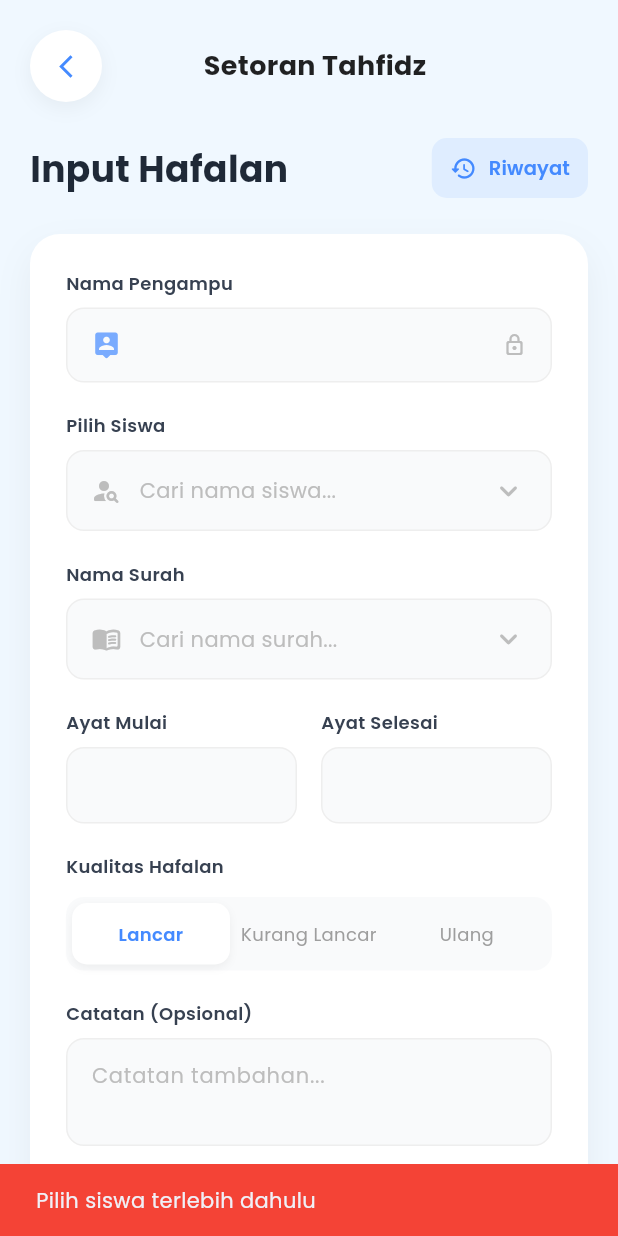
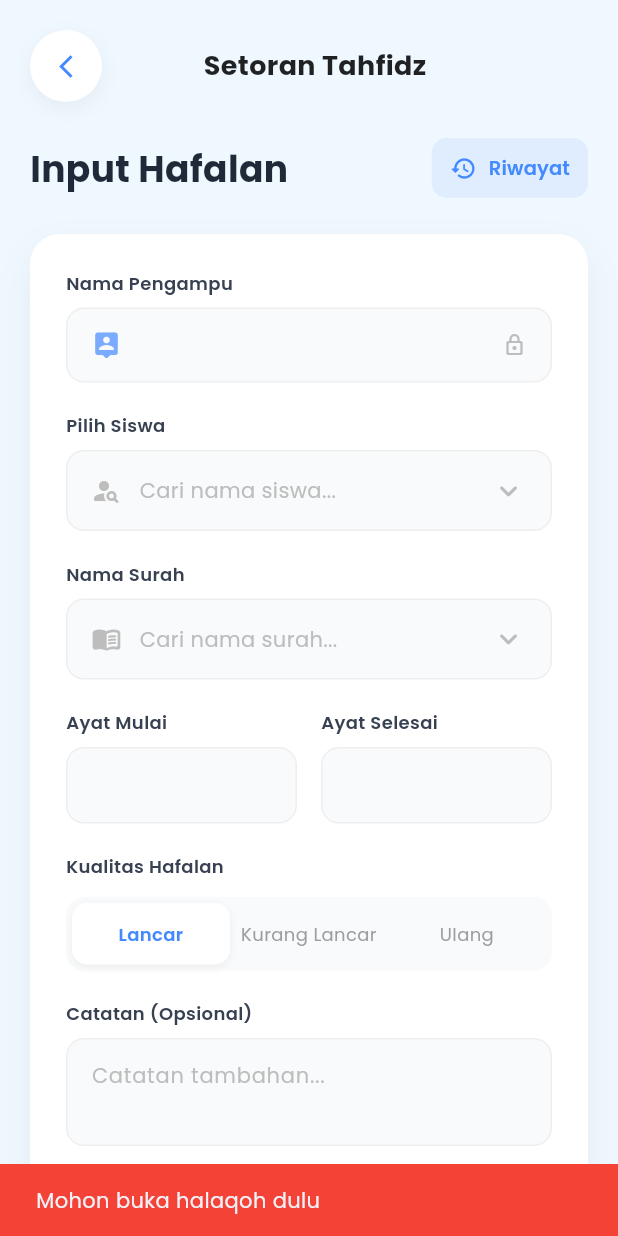
Before and after one commit to Amuchtaif/dashboard-yac-flutter, a Flutter app: the SetoranTahfidzScreen screen opened directly, after a tap on "Simpan Setoran", on a phone screen of 412 x 824 dp. Run offline on Flutter 3.47's test engine with Material 3 defaults, Android fonts, the phone set to English and light mode, and no system bars; our stand-ins replace cached_network_image, file_picker, firebase_core, firebase_messaging, flutter_compass, flutter_local_notifications and 12 more; missing offline and left inert: mobile_scanner; accounts and stored records are empty; network calls fail.

Commit message:
feat: implement Tahfidz module with provider, services, and dashboard integration

```diff
--- a/lib/config/api_config.dart
+++ b/lib/config/api_config.dart
@@ -1,5 +1,5 @@
 class ApiConfig {
-  static const String baseUrl = "https://demo.assunnahcirebon.com/api";
-  // static const String baseUrl =
-  //     "https://mucigenous-deniable-deshawn.ngrok-free.dev/dashboard-yac/api";
+  // static const String baseUrl = "https://demo.assunnahcirebon.com/api";
+  static const String baseUrl =
+      "https://mucigenous-deniable-deshawn.ngrok-free.dev/dashboard-yac/api";
 }
--- a/lib/providers/tahfidz_provider.dart
+++ b/lib/providers/tahfidz_provider.dart
@@ -9,10 +9,18 @@ class TahfidzProvider with ChangeNotifier {
   String? _teacherName;
   int? _teacherId;
 
+  // Status flags
+  bool _isHalaqohOpened = false;
+  bool _isAttendanceSubmitted = false;
+  String? _activeSession;
+
   List<dynamic> get myStudents => _myStudents;
   bool get isLoading => _isLoading;
   String? get teacherName => _teacherName;
   int? get teacherId => _teacherId;
+  bool get isHalaqohOpened => _isHalaqohOpened;
+  bool get isAttendanceSubmitted => _isAttendanceSubmitted;
+  String? get activeSession => _activeSession;
 
   Future<void> fetchMyStudents(int? teacherId, {String? teacherName}) async {
     _teacherId = teacherId;
@@ -22,6 +30,7 @@ class TahfidzProvider with ChangeNotifier {
 
     try {
       _myStudents = await _service.getMyStudents(teacherId);
+      await checkHalaqohStatus();
     } catch (e) {
       debugPrint("Error in TahfidzProvider: $e");
     } finally {
@@ -30,6 +39,44 @@ class TahfidzProvider with ChangeNotifier {
     }
   }
 
+  Future<void> checkHalaqohStatus() async {
+    if (_teacherId == null) return;
+
+    try {
+      final String today = DateTime.now().toIso8601String().split('T')[0];
+
+      // 1. Check if Halaqoh is opened (Teacher Check-in)
+      final history = await _service.getTeacherAttendanceHistory(
+        teacherId: _teacherId,
+        date: today,
+      );
+
+      final activeSession = history.firstWhere(
+        (h) => h['check_out_time'] == null || h['check_out_time'] == "",
+        orElse: () => null,
+      );
+
+      if (activeSession != null) {
+        _isHalaqohOpened = true;
+        _activeSession = activeSession['notes'] ?? 'Pagi';
+
+        // 2. Check if Student Attendance submitted for this session
+        final attendanceHistory = await _service.getStudentAttendanceHistory(
+          date: today,
+          session: _activeSession,
+        );
+        _isAttendanceSubmitted = attendanceHistory.isNotEmpty;
+      } else {
+        _isHalaqohOpened = false;
+        _isAttendanceSubmitted = false;
+        _activeSession = null;
+      }
+    } catch (e) {
+      debugPrint("Error checking halaqoh status in provider: $e");
+    }
+    notifyListeners();
+  }
+
   void setTeacherInfo(int? id, String? name) {
     _teacherId = id;
     _teacherName = name;
--- a/lib/screens/tahfidz/setoran_tahfidz_screen.dart
+++ b/lib/screens/tahfidz/setoran_tahfidz_screen.dart
@@ -84,6 +84,7 @@ class _SetoranTahfidzScreenState extends State<SetoranTahfidzScreen> {
         await provider.fetchMyStudents(teacherId, teacherName: teacherName);
       } else {
         provider.setTeacherInfo(teacherId, teacherName);
+        await provider.checkHalaqohStatus();
       }
 
       final surahs = await _quranService.getAllSurahs();
@@ -93,6 +94,23 @@ class _SetoranTahfidzScreenState extends State<SetoranTahfidzScreen> {
         _surahList = surahs;
         _filteredSurahs = _surahList;
       });
+
+      // Check restrictions (only for non-coordinator)
+      if (!_isKoordinator && (!provider.isHalaqohOpened || !provider.isAttendanceSubmitted)) {
+        if (!mounted) return;
+        ScaffoldMessenger.of(context).showSnackBar(
+          SnackBar(
+            content: Text(
+              !provider.isHalaqohOpened
+                  ? 'Mohon buka halaqoh dulu'
+                  : 'Mohon absen santri dulu',
+            ),
+            backgroundColor: Colors.orange,
+            behavior: SnackBarBehavior.floating,
+            duration: const Duration(seconds: 5),
+          ),
+        );
+      }
     } catch (e) {
       debugPrint("Error loading data: $e");
     } finally {
@@ -332,6 +350,16 @@ class _SetoranTahfidzScreenState extends State<SetoranTahfidzScreen> {
   }
 
   Future<void> _submitSetoran() async {
+    final provider = Provider.of<TahfidzProvider>(context, listen: false);
+    if (!_isKoordinator && (!provider.isHalaqohOpened || !provider.isAttendanceSubmitted)) {
+      _showError(
+        !provider.isHalaqohOpened
+            ? 'Mohon buka halaqoh dulu'
+            : 'Mohon absen santri dulu',
+      );
+      return;
+    }
+
     if (_selectedStudentId == null) {
       _showError('Pilih siswa terlebih dahulu');
       return;
@@ -343,7 +371,6 @@ class _SetoranTahfidzScreenState extends State<SetoranTahfidzScreen> {
 
     setState(() => _isSubmitting = true);
 
-    final provider = Provider.of<TahfidzProvider>(context, listen: false);
     final int? teacherId = provider.teacherId;
 
     final data = {
--- a/lib/services/dzikir_service.dart
+++ b/lib/services/dzikir_service.dart
@@ -1,13 +1,14 @@
 import 'dart:convert';
 import 'package:http/http.dart' as http;
+import '../config/api_config.dart';
 import '../models/dzikir_model.dart';
 
 class DzikirService {
-  static const String _baseUrl = 'https://muslim-api-three.vercel.app/v1';
+  static const String _baseUrl = ApiConfig.baseUrl;
 
   Future<List<DzikirModel>> getDzikir(String type) async {
     try {
-      final response = await http.get(Uri.parse('$_baseUrl/dzikir?type=$type'));
+      final response = await http.get(Uri.parse('$_baseUrl/dzikir/get_dzikir.php?type=$type'));
 
       if (response.statusCode == 200) {
         final Map<String, dynamic> data = json.decode(response.body);
--- a/lib/services/quran_service.dart
+++ b/lib/services/quran_service.dart
@@ -1,18 +1,18 @@
 import 'dart:convert';
 import 'package:http/http.dart' as http;
+import '../config/api_config.dart';
 import '../models/surah_model.dart';
 
 class QuranService {
-  static const String _baseUrl = 'https://equran.id/api/v2';
+  static const String _baseUrl = ApiConfig.baseUrl;
 
   Future<List<Surah>> getAllSurahs() async {
     try {
-      final response = await http.get(Uri.parse('$_baseUrl/surat'));
+      final response = await http.get(Uri.parse('$_baseUrl/quran/list_surat.php'));
 
       if (response.statusCode == 200) {
         final Map<String, dynamic> decoded = json.decode(response.body);
 
-        // Check if data exists and is a list
         if (decoded.containsKey('data') && decoded['data'] is List) {
           final List<dynamic> data = decoded['data'];
           return data.map((json) => Surah.fromJson(json)).toList();
@@ -29,7 +29,7 @@ class QuranService {
 
   Future<Surah> getSurahDetail(int nomor) async {
     try {
-      final response = await http.get(Uri.parse('$_baseUrl/surat/$nomor'));
+      final response = await http.get(Uri.parse('$_baseUrl/quran/get_surah.php?nomor=$nomor'));
 
       if (response.statusCode == 200) {
         final Map<String, dynamic> decoded = json.decode(response.body);
```
Also changed, not shown: lib/screens/dashboard_screen.dart (+41 -4 lines), lib/screens/tahfidz/absensi_tahfidz_screen.dart (+17 -0 lines).
